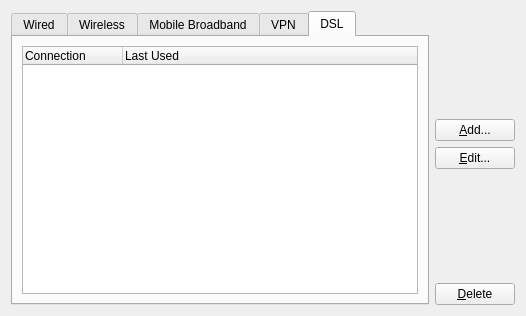
Before: the Qt Designer form settings/config/manageconnectionwidget.ui in KDE/networkmanagement, drawn with Qt 5.
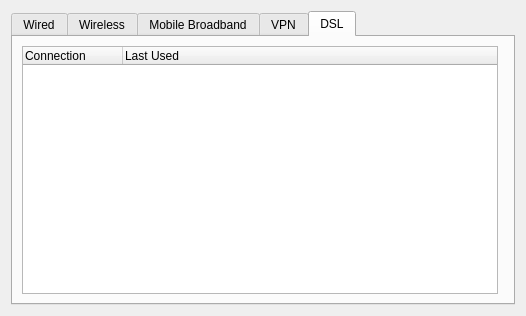
After: the same form once the commit is applied. The open tabs and pages were chosen to show the change. Custom widgets are drawn as their Qt base class.

Commit message: Move the add/edit/delete buttons inside the connection tabs

```diff
--- a/settings/config/manageconnectionwidget.ui
+++ b/settings/config/manageconnectionwidget.ui
@@ -14,7 +14,7 @@
    <item>
     <widget class="QTabWidget" name="tabWidget">
      <property name="currentIndex">
-      <number>1</number>
+      <number>4</number>
      </property>
      <widget class="QWidget" name="tabWired">
       <attribute name="title">
@@ -44,6 +44,9 @@
          </column>
         </widget>
        </item>
+       <item>
+        <widget class="AddEditDeleteButtonSet" name="buttonSetWired" native="true"/>
+       </item>
       </layout>
      </widget>
      <widget class="QWidget" name="tabWireless">
@@ -77,6 +80,9 @@
          </column>
         </widget>
        </item>
+       <item>
+        <widget class="AddEditDeleteButtonSet" name="buttonSetWireless" native="true"/>
+       </item>
       </layout>
      </widget>
      <widget class="QWidget" name="tabCellular">
@@ -107,6 +113,9 @@
          </column>
         </widget>
        </item>
+       <item>
+        <widget class="AddEditDeleteButtonSet" name="buttonSetCellular" native="true"/>
+       </item>
       </layout>
      </widget>
      <widget class="QWidget" name="tabVpn">
@@ -137,6 +146,9 @@
          </column>
         </widget>
        </item>
+       <item>
+        <widget class="AddEditDeleteButtonSet" name="buttonSetVpn" native="true"/>
+       </item>
       </layout>
      </widget>
      <widget class="QWidget" name="tabPppoe">
@@ -167,63 +179,23 @@
          </column>
         </widget>
        </item>
+       <item>
+        <widget class="AddEditDeleteButtonSet" name="buttonSetPppoe" native="true"/>
+       </item>
       </layout>
      </widget>
     </widget>
    </item>
-   <item>
-    <layout class="QVBoxLayout" name="verticalLayout">
-     <item>
-      <spacer name="verticalSpacer">
-       <property name="orientation">
-        <enum>Qt::Vertical</enum>
-       </property>
-       <property name="sizeHint" stdset="0">
-        <size>
-         <width>20</width>
-         <height>40</height>
-        </size>
-       </property>
-      </spacer>
-     </item>
-     <item>
-      <widget class="QPushButton" name="addConnection">
-       <property name="text">
-        <string>&amp;Add...</string>
-       </property>
-      </widget>
-     </item>
-     <item>
-      <widget class="QPushButton" name="editConnection">
-       <property name="text">
-        <string>&amp;Edit...</string>
-       </property>
-      </widget>
-     </item>
-     <item>
-      <spacer name="verticalSpacer_2">
-       <property name="orientation">
-        <enum>Qt::Vertical</enum>
-       </property>
-       <property name="sizeHint" stdset="0">
-        <size>
-         <width>20</width>
-         <height>40</height>
-        </size>
-       </property>
-      </spacer>
-     </item>
-     <item>
-      <widget class="QPushButton" name="deleteConnection">
-       <property name="text">
-        <string>&amp;Delete</string>
-       </property>
-      </widget>
-     </item>
-    </layout>
-   </item>
   </layout>
  </widget>
+ <customwidgets>
+  <customwidget>
+   <class>AddEditDeleteButtonSet</class>
+   <extends>QWidget</extends>
+   <header>addeditdeletebuttonset.h</header>
+   <container>1</container>
+  </customwidget>
+ </customwidgets>
  <resources/>
  <connections/>
 </ui>
```
The commit also changes 5 other files.
